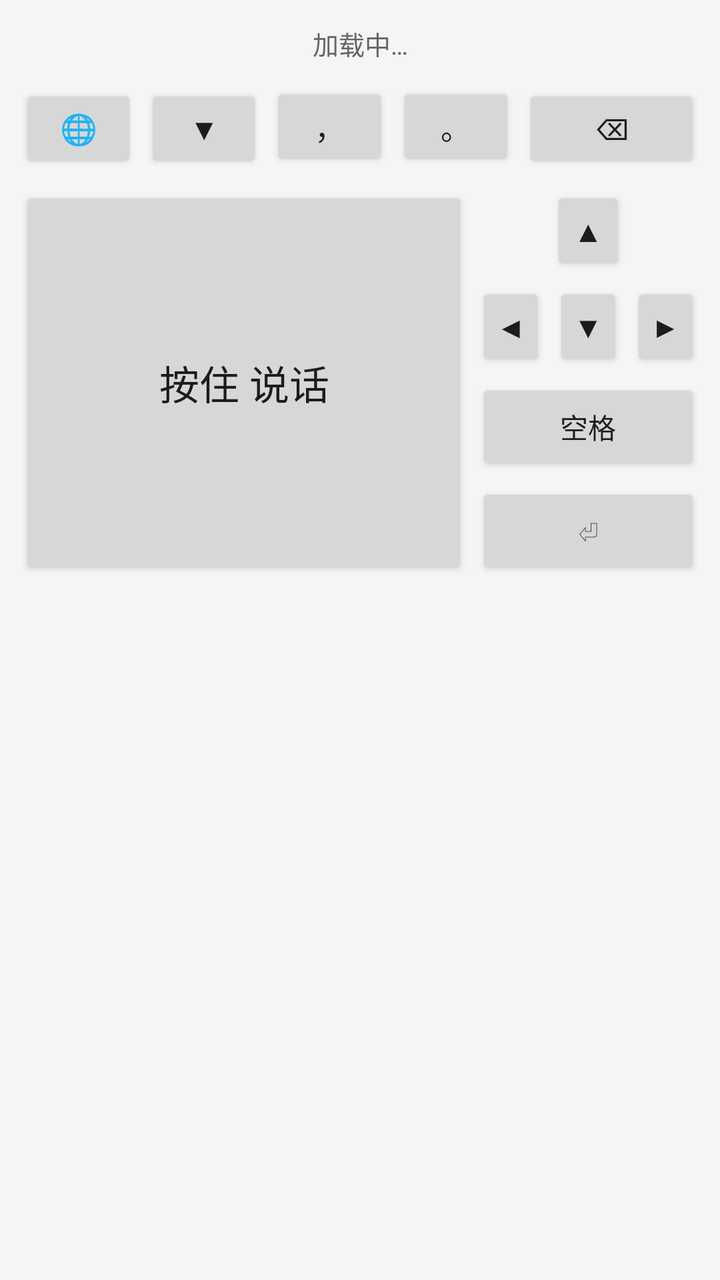
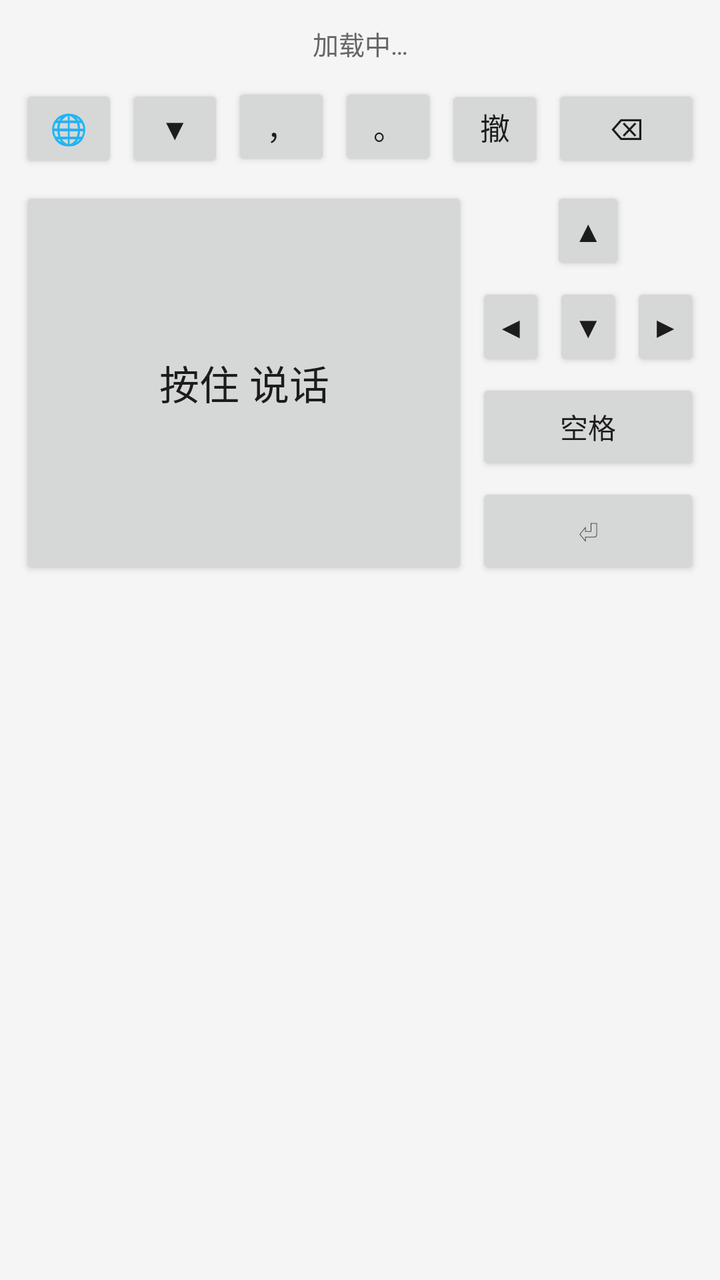

Two renders of the same Android screen: before a commit and after it. Below are the layout's source before the change and the commit's diff.
<!-- AndroidManifest.xml: application theme AppTheme -->
<!-- res/layout/input_view.xml -->
<?xml version="1.0" encoding="utf-8"?>
<LinearLayout xmlns:android="http://schemas.android.com/apk/res/android"
    android:layout_width="match_parent"
    android:layout_height="wrap_content"
    android:orientation="vertical"
    android:padding="8dp"
    android:background="#F5F5F5">

    <TextView
        android:id="@+id/statusText"
        android:layout_width="match_parent"
        android:layout_height="wrap_content"
        android:gravity="center"
        android:padding="4dp"
        android:textSize="13sp"
        android:textColor="#666666"
        android:text="加载中…" />

    <LinearLayout
        android:layout_width="match_parent"
        android:layout_height="wrap_content"
        android:layout_marginTop="4dp"
        android:orientation="horizontal">

        <Button
            android:id="@+id/btnSwitchIme"
            style="@style/KeyButton"
            android:text="🌐" />

        <Button
            android:id="@+id/btnHide"
            style="@style/KeyButton"
            android:text="▼" />

        <Button
            android:id="@+id/btnComma"
            style="@style/KeyButton"
            android:text="，" />

        <Button
            android:id="@+id/btnPeriod"
            style="@style/KeyButton"
            android:text="。" />

        <Button
            android:id="@+id/btnDelete"
            style="@style/KeyButton"
            android:layout_weight="1.5"
            android:text="⌫" />
    </LinearLayout>

    <LinearLayout
        android:layout_width="match_parent"
        android:layout_height="200dp"
        android:layout_marginTop="4dp"
        android:orientation="horizontal">

        <Button
            android:id="@+id/micButton"
            android:layout_width="0dp"
            android:layout_height="match_parent"
            android:layout_weight="1"
            android:layout_margin="2dp"
            android:textSize="20sp"
            android:text="@string/mic_hint" />

        
        <LinearLayout
            android:layout_width="116dp"
            android:layout_height="match_parent"
            android:orientation="vertical">

            <LinearLayout
                android:layout_width="match_parent"
                android:layout_height="0dp"
                android:layout_weight="2"
                android:orientation="vertical">

                <LinearLayout
                    android:layout_width="match_parent"
                    android:layout_height="0dp"
                    android:layout_weight="1"
                    android:orientation="horizontal">

                    <Space
                        android:layout_width="0dp"
                        android:layout_height="match_parent"
                        android:layout_weight="1" />

                    <Button
                        android:id="@+id/btnUp"
                        style="@style/DpadButton"
                        android:text="▲" />

                    <Space
                        android:layout_width="0dp"
                        android:layout_height="match_parent"
                        android:layout_weight="1" />
                </LinearLayout>

                <LinearLayout
                    android:layout_width="match_parent"
                    android:layout_height="0dp"
                    android:layout_weight="1"
                    android:orientation="horizontal">

                    <Button
                        android:id="@+id/btnLeft"
                        style="@style/DpadButton"
                        android:text="◀" />

                    <Button
                        android:id="@+id/btnDown"
                        style="@style/DpadButton"
                        android:text="▼" />

                    <Button
                        android:id="@+id/btnRight"
                        style="@style/DpadButton"
                        android:text="▶" />
                </LinearLayout>
            </LinearLayout>

            <Button
                android:id="@+id/btnSpace"
                android:layout_width="match_parent"
                android:layout_height="0dp"
                android:layout_weight="1"
                android:layout_margin="2dp"
                android:text="空格" />

            <Button
                android:id="@+id/btnEnter"
                android:layout_width="match_parent"
                android:layout_height="0dp"
                android:layout_weight="1"
                android:layout_margin="2dp"
                android:text="⏎" />
        </LinearLayout>
    </LinearLayout>
</LinearLayout>
<!-- resources referenced by this layout -->
<resources>
  <string name="mic_hint">按住 说话</string>
  <style name="DpadButton">
          <item name="android:layout_width">0dp</item>
          <item name="android:layout_height">match_parent</item>
          <item name="android:layout_weight">1</item>
          <item name="android:layout_margin">2dp</item>
          <item name="android:textSize">15sp</item>
      </style>
  <style name="KeyButton">
          <item name="android:layout_width">0dp</item>
          <item name="android:layout_height">44dp</item>
          <item name="android:layout_weight">1</item>
          <item name="android:layout_margin">2dp</item>
          <item name="android:textSize">15sp</item>
      </style>
  <style name="AppTheme" parent="android:Theme.Material.Light.NoActionBar">
          <item name="android:windowBackground">@android:color/white</item>
          <item name="android:colorAccent">#3F51B5</item>
      </style>
</resources>

<!-- the commit's change to res/layout/input_view.xml (unified diff, before → after) -->
@@ -41,6 +41,11 @@
             android:id="@+id/btnPeriod"
             style="@style/KeyButton"
             android:text="。" />
+
+        <Button
+            android:id="@+id/btnUndo"
+            style="@style/KeyButton"
+            android:text="撤回" />
 
         <Button
             android:id="@+id/btnDelete"
